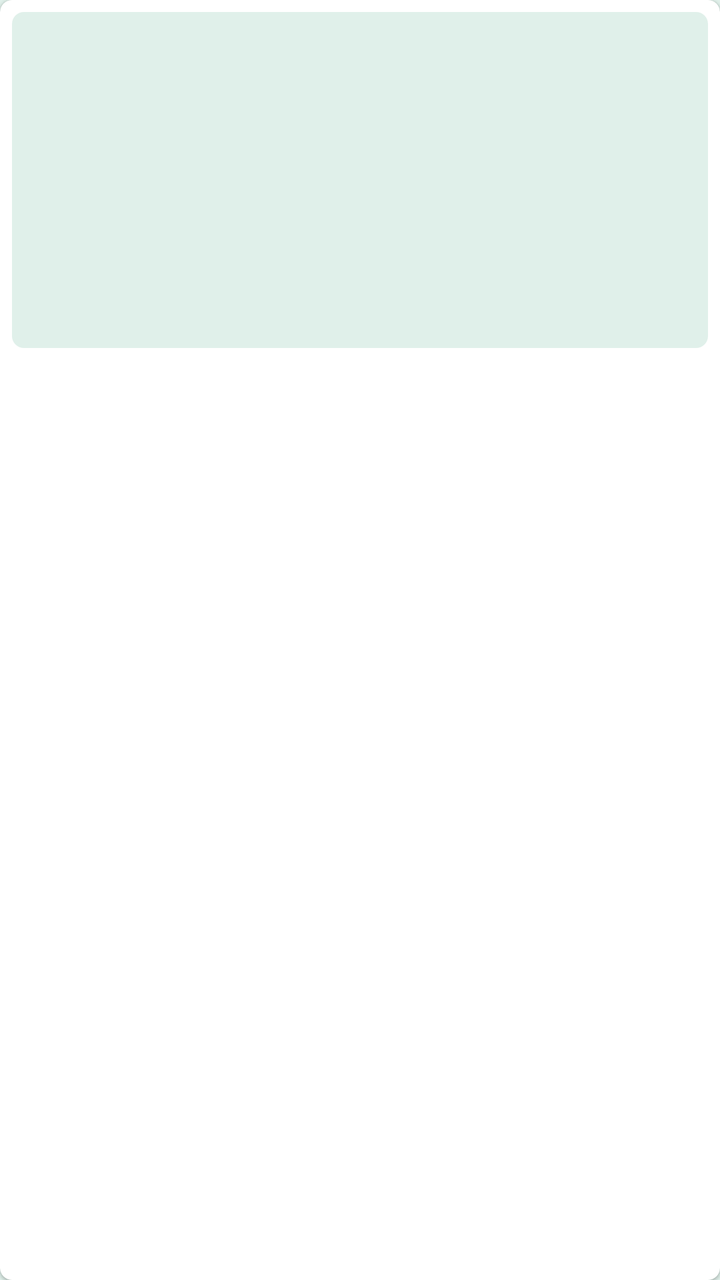
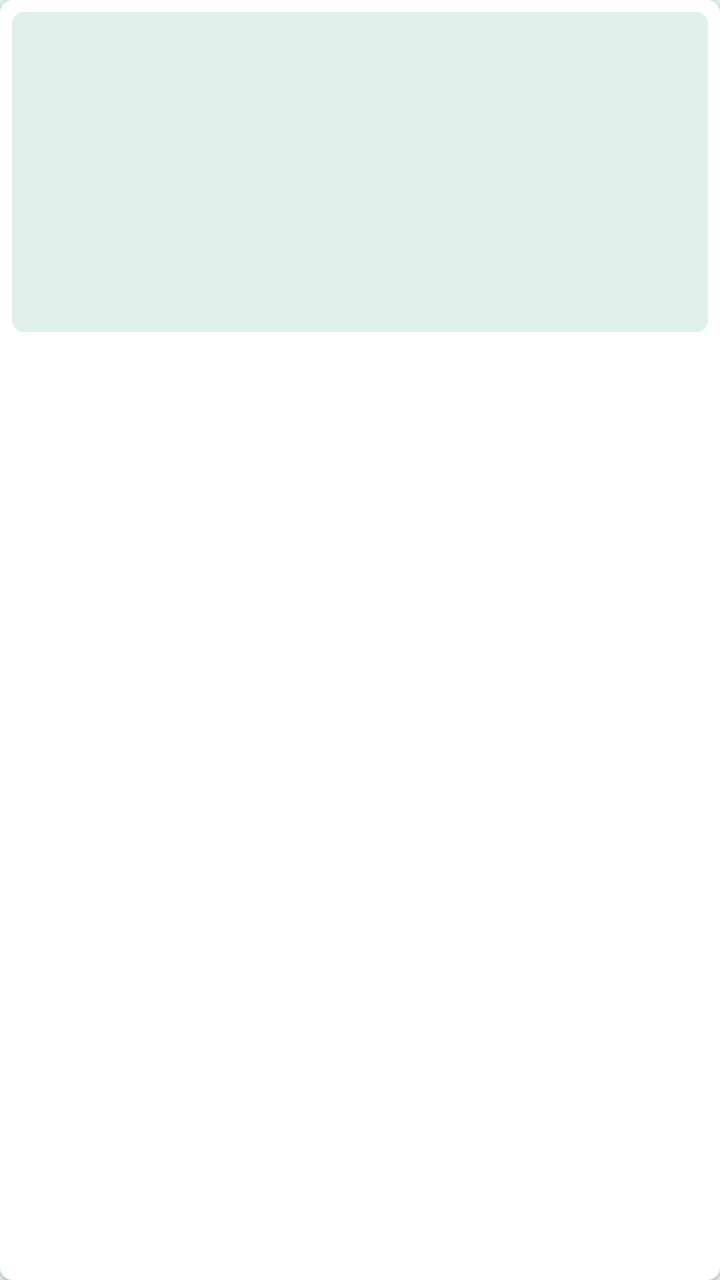

An Android layout rendered at two revisions. The XML below is the earlier revision; the diff shows what the commit changed to produce the second picture.
<!-- AndroidManifest.xml: application theme Theme.EpubReader -->
<!-- res/layout/item_home_book.xml -->
<?xml version="1.0" encoding="utf-8"?>
<com.google.android.material.card.MaterialCardView xmlns:android="http://schemas.android.com/apk/res/android"
    xmlns:app="http://schemas.android.com/apk/res-auto"
    android:layout_width="120dp"
    android:layout_height="wrap_content"
    android:layout_marginEnd="8dp"
    app:cardBackgroundColor="?attr/colorSurface"
    app:cardCornerRadius="6dp"
    app:cardElevation="1dp">

    <LinearLayout
        android:layout_width="match_parent"
        android:layout_height="wrap_content"
        android:orientation="vertical"
        android:padding="6dp">

        <FrameLayout
            android:layout_width="match_parent"
            android:layout_height="168dp">

            <ImageView
                android:id="@+id/cover"
                android:layout_width="match_parent"
                android:layout_height="match_parent"
                android:background="@drawable/cover_frame"
                android:contentDescription="@string/book_cover"
                android:scaleType="centerCrop" />

            <TextView
                android:id="@+id/progressBadge"
                android:layout_width="wrap_content"
                android:layout_height="wrap_content"
                android:layout_gravity="top|end"
                android:layout_margin="6dp"
                android:background="@drawable/badge_bg"
                android:paddingStart="6dp"
                android:paddingTop="2dp"
                android:paddingEnd="6dp"
                android:paddingBottom="2dp"
                android:textColor="@color/dark_text"
                android:textSize="10sp"
                android:textStyle="bold"
                android:visibility="gone" />

            <View
                android:id="@+id/progressTrack"
                android:layout_width="match_parent"
                android:layout_height="3dp"
                android:layout_gravity="bottom"
                android:background="@color/progress_track"
                android:visibility="gone" />

            <View
                android:id="@+id/progressFill"
                android:layout_width="match_parent"
                android:layout_height="3dp"
                android:layout_gravity="bottom|start"
                android:background="@color/progress_fill"
                android:pivotX="0"
                android:visibility="gone" />
        </FrameLayout>

        <TextView
            android:id="@+id/title"
            android:layout_width="match_parent"
            android:layout_height="wrap_content"
            android:layout_marginTop="7dp"
            android:ellipsize="end"
            android:maxLines="2"
            android:textColor="?android:textColorPrimary"
            android:textSize="12sp"
            android:textStyle="bold" />

        <TextView
            android:id="@+id/author"
            android:layout_width="match_parent"
            android:layout_height="wrap_content"
            android:layout_marginTop="1dp"
            android:ellipsize="end"
            android:maxLines="1"
            android:textColor="?android:textColorSecondary"
            android:textSize="11sp" />
    </LinearLayout>
</com.google.android.material.card.MaterialCardView>
<!-- resources referenced by this layout -->
<resources>
  <color name="dark_text">@color/palette_mint</color>
  <color name="progress_fill">@color/palette_mint</color>
  <color name="progress_track">@color/palette_slate</color>
  <!-- drawable badge_bg (drawable) -->
  <?xml version="1.0" encoding="utf-8"?>
  <shape xmlns:android="http://schemas.android.com/apk/res/android" android:shape="rectangle">
      <solid android:color="@color/palette_purple" />
      <corners android:radius="3dp" />
  </shape>
  <!-- drawable cover_frame (drawable) -->
  <?xml version="1.0" encoding="utf-8"?>
  <shape xmlns:android="http://schemas.android.com/apk/res/android" android:shape="rectangle">
      <solid android:color="@color/cover_placeholder" />
      <corners android:radius="6dp" />
  </shape>
  <string name="book_cover">Book cover</string>
  <style name="Theme.EpubReader" parent="Theme.MaterialComponents.DayNight.NoActionBar">
          <item name="android:windowBackground">@color/light_bg</item>
          
          <item name="android:statusBarColor">@color/black</item>
          <item name="android:navigationBarColor">@color/black</item>
          <item name="android:windowLightStatusBar">false</item>
          <item name="android:windowLightNavigationBar">false</item>
          <item name="android:windowTranslucentStatus">false</item>
          <item name="android:enforceStatusBarContrast" tools:targetApi="q">false</item>
          <item name="android:enforceNavigationBarContrast" tools:targetApi="q">false</item>
          <item name="android:fitsSystemWindows">true</item>
          <item name="colorPrimary">@color/accent</item>
          <item name="colorPrimaryVariant">@color/accent_dark</item>
          <item name="colorOnPrimary">@color/white</item>
          <item name="colorSecondary">@color/secondary</item>
          <item name="colorOnSecondary">@color/white</item>
          <item name="android:colorBackground">@color/light_bg</item>
          <item name="colorSurface">@color/light_surface</item>
          <item name="colorOnSurface">@color/light_text</item>
          <item name="android:textColorPrimary">@color/light_text</item>
          <item name="android:textColorSecondary">@color/light_text_muted</item>
      </style>
  <color name="palette_mint">#E0F0EA</color>
  <color name="palette_slate">#95ADBE</color>
  <color name="palette_purple">#574F7D</color>
  <color name="cover_placeholder">@color/palette_mint</color>
  <color name="light_bg">@color/palette_mint</color>
  <color name="black">#000000</color>
  <color name="accent">@color/palette_plum</color>
  <color name="accent_dark">@color/palette_purple</color>
  <color name="white">#FFFFFF</color>
  <color name="secondary">@color/palette_slate</color>
  <color name="light_surface">@color/white</color>
  <color name="light_text">@color/palette_eggplant</color>
  <color name="light_text_muted">@color/palette_purple</color>
  <color name="palette_plum">#503A65</color>
  <color name="palette_eggplant">#3C2A4D</color>
</resources>

<!-- the commit's change to res/layout/item_home_book.xml (unified diff, before → after) -->
@@ -2,8 +2,8 @@
 <com.google.android.material.card.MaterialCardView xmlns:android="http://schemas.android.com/apk/res/android"
     xmlns:app="http://schemas.android.com/apk/res-auto"
     android:layout_width="120dp"
-    android:layout_height="wrap_content"
-    android:layout_marginEnd="8dp"
+    android:layout_height="240dp"
+    android:layout_marginEnd="12dp"
     app:cardBackgroundColor="?attr/colorSurface"
     app:cardCornerRadius="6dp"
     app:cardElevation="1dp">
@@ -16,7 +16,7 @@
 
         <FrameLayout
             android:layout_width="match_parent"
-            android:layout_height="168dp">
+            android:layout_height="160dp">
 
             <ImageView
                 android:id="@+id/cover"
@@ -75,9 +75,9 @@
             android:id="@+id/author"
             android:layout_width="match_parent"
             android:layout_height="wrap_content"
-            android:layout_marginTop="1dp"
+            android:layout_marginTop="2dp"
             android:ellipsize="end"
-            android:maxLines="1"
+            android:maxLines="2"
             android:textColor="?android:textColorSecondary"
             android:textSize="11sp" />
     </LinearLayout>
